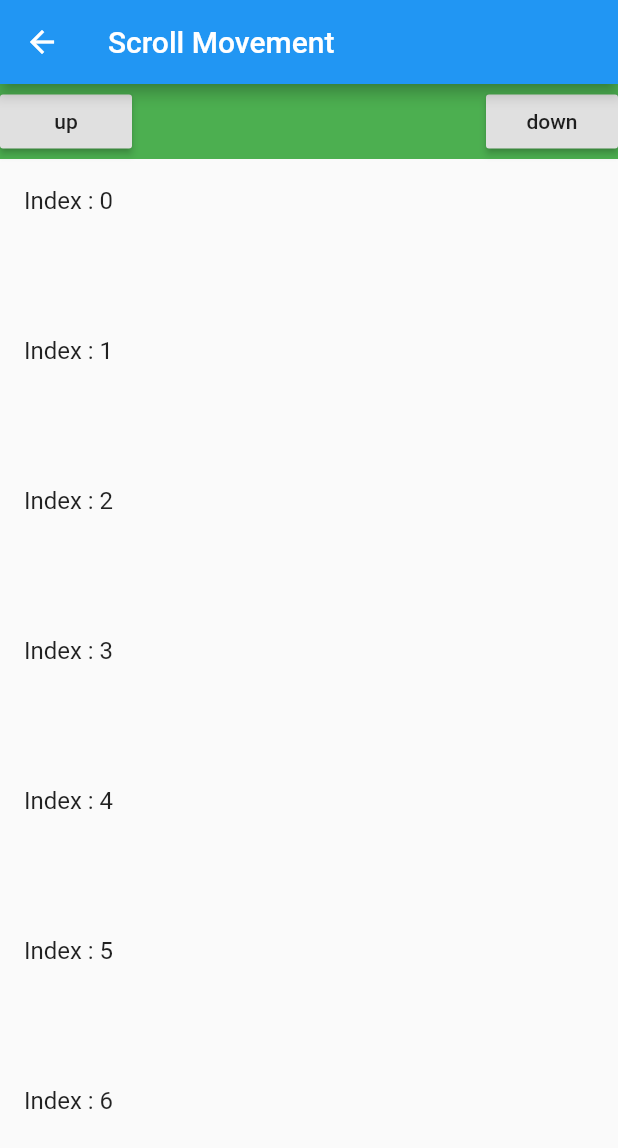
After one commit to goldvenus/Flutter-Sample, a Flutter app: the MainScrollController screen opened directly, after a tap on "Scroll Movement", on a phone screen of 412 x 824 dp. The commit adds this screen. Shown: the top 1148 px of the screen. Run offline on Flutter 3.47's test engine with Material 2 defaults, Android fonts, the phone set to English and light mode, and no system bars.

Commit message:
ScrollController/ScrollNotification

```diff
--- /dev/null
+++ b/lib/scroll_controller/main_scroll_controller.dart
@@ -0,0 +1,46 @@
+import 'package:flutter/material.dart';
+import 'package:flutter_samples/main.dart';
+import 'package:flutter_samples/scroll_controller/scroll_limit_reached.dart';
+import 'package:flutter_samples/scroll_controller/scroll_movement.dart';
+import 'package:flutter_samples/scroll_controller/scroll_status.dart';
+
+class MainScrollController extends StatelessWidget {
+  onButtonTap(Widget page, BuildContext context) {
+    Navigator.push(
+        context, MaterialPageRoute(builder: (BuildContext context) => page));
+  }
+
+  @override
+  Widget build(BuildContext context) {
+    return Scaffold(
+      appBar: AppBar(
+        title: Text("ScrollController / ScrollNotifiation"),
+      ),
+      body: Padding(
+        padding: EdgeInsets.all(15.0),
+        child: ListView(
+          children: <Widget>[
+            MyMenuButton(
+              title: "Scroll Limit Reached",
+              actionTap: () {
+                onButtonTap(ScrollLimitReached(), context);
+              },
+            ),
+            MyMenuButton(
+              title: "Scroll Movement",
+              actionTap: () {
+                onButtonTap(ScrollMovement(), context);
+              },
+            ),
+            MyMenuButton(
+              title: "Scroll Status",
+              actionTap: () {
+                onButtonTap(ScrollStatus(), context);
+              },
+            ),
+          ],
+        ),
+      ),
+    );
+  }
+}
--- /dev/null
+++ b/lib/scroll_controller/scroll_movement.dart
@@ -0,0 +1,77 @@
+import 'package:flutter/material.dart';
+
+class ScrollMovement extends StatefulWidget {
+  @override
+  _ScrollMovementState createState() => _ScrollMovementState();
+}
+
+class _ScrollMovementState extends State<ScrollMovement> {
+  ScrollController _controller;
+  final itemSize = 100.0;
+
+  _moveUp() {
+    //_controller.jumpTo(_controller.offset - itemSize);
+    _controller.animateTo(_controller.offset - itemSize,
+        curve: Curves.linear, duration: Duration(milliseconds: 500));
+  }
+
+  _moveDown() {
+    //_controller.jumpTo(_controller.offset + itemSize);
+    _controller.animateTo(_controller.offset + itemSize,
+        curve: Curves.linear, duration: Duration(milliseconds: 500));
+  }
+
+  @override
+  void initState() {
+    _controller = ScrollController();
+    super.initState();
+  }
+
+  @override
+  void dispose() {
+    _controller.dispose();
+    super.dispose();
+  }
+
+  @override
+  Widget build(BuildContext context) {
+    return Scaffold(
+      appBar: AppBar(
+        title: Text("Scroll Movement"),
+      ),
+      body: Column(
+        children: <Widget>[
+          Container(
+            height: 50.0,
+            color: Colors.green,
+            child: Center(
+              child: Row(
+                mainAxisAlignment: MainAxisAlignment.spaceBetween,
+                children: <Widget>[
+                  RaisedButton(
+                    child: Text("up"),
+                    onPressed: _moveUp,
+                  ),
+                  RaisedButton(
+                    child: Text("down"),
+                    onPressed: _moveDown,
+                  )
+                ],
+              ),
+            ),
+          ),
+          Expanded(
+            child: ListView.builder(
+              controller: _controller,
+              itemCount: 30,
+              itemExtent: itemSize,
+              itemBuilder: (context, index) {
+                return ListTile(title: Text("Index : $index"));
+              },
+            ),
+          ),
+        ],
+      ),
+    );
+  }
+}
```
Also changed, not shown: lib/main.dart (+13 -6 lines), lib/scroll_controller/scroll_limit_reached.dart (added, +69 -0 lines), lib/scroll_controller/scroll_status.dart (added, +67 -0 lines), pubspec.lock.
